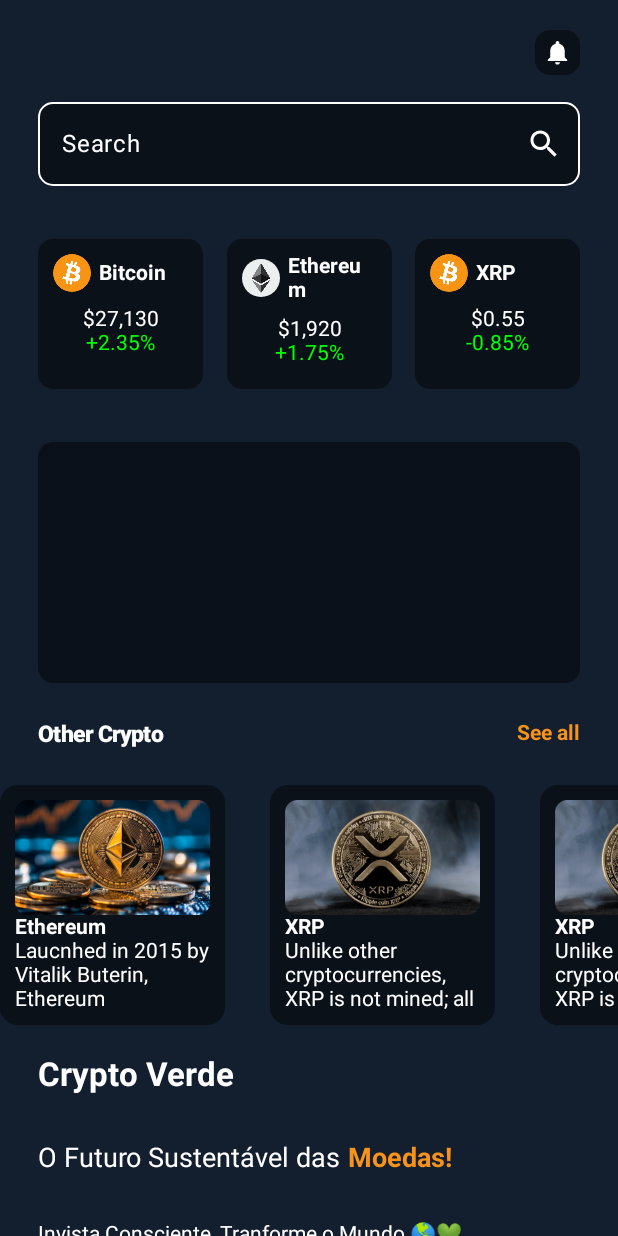
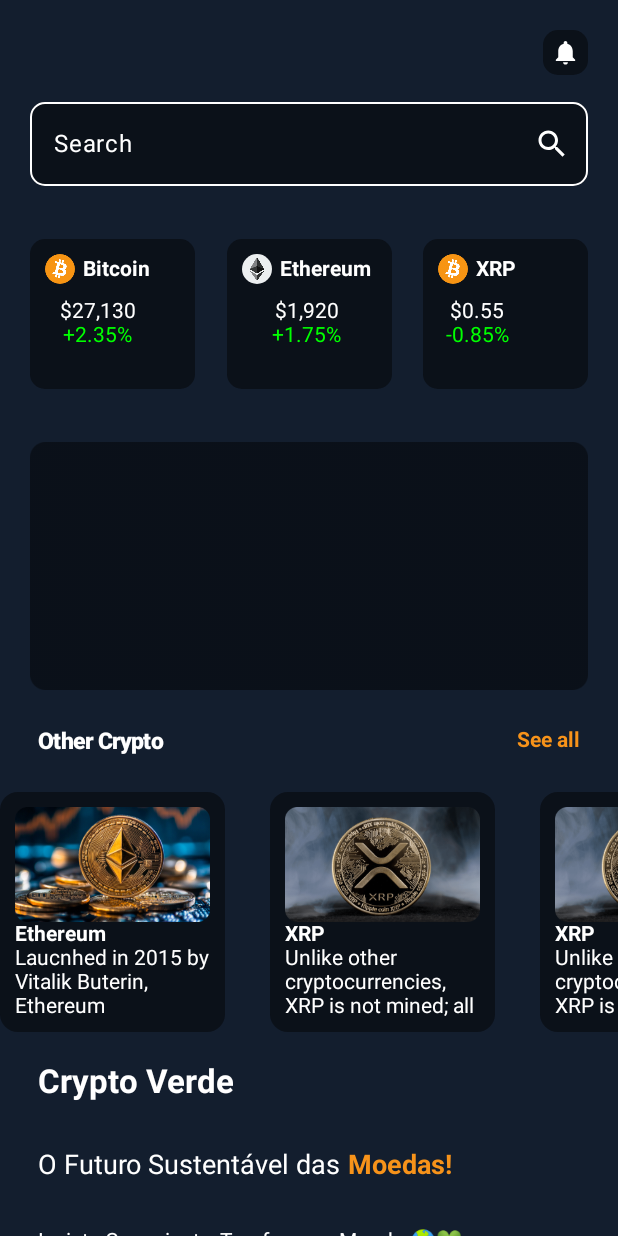
Before and after one commit to carloshenriquefs/satoshi-news, an Android app built with Jetpack Compose: the @Preview function MenuScreenPreview, on a phone screen of 412 x 824 dp. Run offline under Robolectric (Android 15) with nearby library versions, the phone set to English and light mode, and no system bars.

Commit message:
refactor: ajustando tela menu

```diff
--- a/app/src/main/java/br/com/fiap/satoshi/MainActivity.kt
+++ b/app/src/main/java/br/com/fiap/satoshi/MainActivity.kt
@@ -4,6 +4,7 @@ import android.os.Bundle
 import androidx.activity.ComponentActivity
 import androidx.activity.compose.setContent
 import br.com.fiap.satoshi.screens.HomeScreen
+import br.com.fiap.satoshi.screens.MenuScreen
 import br.com.fiap.satoshi.ui.theme.SatoshiTheme
 
 class MainActivity : ComponentActivity() {
@@ -11,7 +12,7 @@ class MainActivity : ComponentActivity() {
         super.onCreate(savedInstanceState)
         setContent {
             SatoshiTheme {
-                HomeScreen()
+                MenuScreen()
             }
         }
     }
--- a/app/src/main/java/br/com/fiap/satoshi/screens/MenuScreen.kt
+++ b/app/src/main/java/br/com/fiap/satoshi/screens/MenuScreen.kt
@@ -1,6 +1,5 @@
 package br.com.fiap.satoshi.screens
 
-import android.widget.Space
 import androidx.compose.foundation.Image
 import androidx.compose.foundation.ScrollState
 import androidx.compose.foundation.background
@@ -20,27 +19,27 @@ import androidx.compose.foundation.layout.size
 import androidx.compose.foundation.layout.width
 import androidx.compose.foundation.shape.CircleShape
 import androidx.compose.foundation.shape.RoundedCornerShape
+import androidx.compose.foundation.text.KeyboardOptions
 import androidx.compose.foundation.verticalScroll
-import androidx.compose.material.icons.Icons
-import androidx.compose.material.icons.filled.Notifications
-import androidx.compose.material3.Button
-import androidx.compose.material3.ButtonDefaults
 import androidx.compose.material3.Card
 import androidx.compose.material3.CardDefaults
 import androidx.compose.material3.OutlinedTextField
 import androidx.compose.material3.OutlinedTextFieldDefaults
 import androidx.compose.material3.Text
 import androidx.compose.runtime.Composable
+import androidx.compose.runtime.getValue
+import androidx.compose.runtime.mutableStateOf
+import androidx.compose.runtime.remember
+import androidx.compose.runtime.setValue
 import androidx.compose.ui.Alignment
 import androidx.compose.ui.Modifier
 import androidx.compose.ui.draw.clip
 import androidx.compose.ui.graphics.Color
-import androidx.compose.ui.graphics.RectangleShape
 import androidx.compose.ui.res.colorResource
 import androidx.compose.ui.res.painterResource
 import androidx.compose.ui.res.stringResource
 import androidx.compose.ui.text.font.FontWeight
-import androidx.compose.ui.text.style.TextAlign
+import androidx.compose.ui.text.input.KeyboardCapitalization
 import androidx.compose.ui.tooling.preview.Preview
 import androidx.compose.ui.unit.dp
 import androidx.compose.ui.unit.sp
@@ -49,16 +48,22 @@ import br.com.fiap.satoshi.R
 @Composable
 fun MenuScreen() {
 
+    var inputSerachMenu by remember {
+
+        mutableStateOf(value = "")
+
+    }
+
     Box(
         modifier = Modifier
             .fillMaxSize()
             .background(color = colorResource(R.color.primary))
     ) {
-        Column(modifier = Modifier.fillMaxSize()) {
+        Column(modifier = Modifier.fillMaxSize().verticalScroll(ScrollState(0))) {
             Column(
                 Modifier
                     .fillMaxWidth()
-                    .padding(horizontal = 25.dp)
+                    .padding(horizontal = 20.dp)
             ) {
 
                 Row(
@@ -85,14 +90,15 @@ fun MenuScreen() {
                 }
                 Spacer(modifier = Modifier.height(10.dp))
                 OutlinedTextField(
-                    value = "",
-                    onValueChange = {},
+                    value = inputSerachMenu,
+                    onValueChange = { inputSerachMenu = it },
                     modifier = Modifier.fillMaxWidth(),
                     label = { Text(text = "Search") },
                     trailingIcon = {
                         Image(
                             painter = painterResource(R.drawable.search_icon),
-                            contentDescription = "Search Icon"
+                            contentDescription = "Search Icon",
+                            modifier = Modifier.clickable {  }
                         )
                     },
                     shape = RoundedCornerShape(10.dp),
@@ -102,8 +108,12 @@ fun MenuScreen() {
                         unfocusedContainerColor = colorResource(R.color.secondary),
                         focusedContainerColor = colorResource(R.color.secondary),
                         unfocusedLabelColor = Color.White,
-                        focusedLabelColor = Color.White
-                    )
+                        focusedLabelColor = Color.White,
+                        focusedTextColor = Color.White,
+                        unfocusedTextColor = Color.White
+                    ),
+                    singleLine = true,
+                    keyboardOptions = KeyboardOptions(capitalization = KeyboardCapitalization.Words)
                 )
 
                 Spacer(modifier = Modifier.height(35.dp))
@@ -166,6 +176,16 @@ fun MenuScreen() {
                         "Ethereum",
                         "Laucnhed in 2015 by Vitalik Buterin, Ethereum introduced smart contract functionality.",
                         R.drawable.ethereum_menu_other
+                    )
+                    CryptoCardInfo(
+                        "XRP",
+                        "Unlike other cryptocurrencies, XRP is not mined; all coins were mined at lauch.",
+                        R.drawable.xrp_menu_other
+                    )
+                    CryptoCardInfo(
+                        "XRP",
+                        "Unlike other cryptocurrencies, XRP is not mined; all coins were mined at lauch.",
+                        R.drawable.xrp_menu_other
                     )
                     CryptoCardInfo(
                         "XRP",
@@ -240,7 +260,6 @@ fun MenuScreen() {
                     }
                 }
 
-
             }
 
         }
@@ -254,27 +273,37 @@ fun CryptoCard(name: String, price: String, percentage: String, icon: Int) {
     Card(
         colors = CardDefaults.cardColors(containerColor = colorResource(R.color.secondary)),
         shape = RoundedCornerShape(10.dp),
-        modifier = Modifier.size(width = 110.dp, 100.dp)
+        modifier = Modifier.size(width = 110.dp, height = 100.dp)
+
     ) {
         Column(
             modifier = Modifier
                 .padding(10.dp)
-                .fillMaxWidth(), horizontalAlignment = Alignment.CenterHorizontally
+                ,
+            horizontalAlignment = Alignment.CenterHorizontally
+
         ) {
             Row(
                 verticalAlignment = Alignment.CenterVertically, modifier = Modifier
                     .padding(bottom = 10.dp)
-                    .fillMaxWidth()
+                    .align(Alignment.Start)
+
+
             ) {
                 Image(
                     painter = painterResource(icon),
                     contentDescription = "$name Icon",
                     modifier = Modifier
-                        .size(25.dp)
+                        .size(20.dp)
                         .clip(shape = CircleShape)
                 )
                 Spacer(modifier = Modifier.width(5.dp))
-                Text(text = name, color = Color.White, fontWeight = FontWeight.Bold)
+                Text(
+                    text = name,
+                    color = Color.White,
+                    fontWeight = FontWeight.Bold,
+                    modifier = Modifier.horizontalScroll(ScrollState(0))
+                )
             }
             Text(text = price, color = Color.White)
             Text(text = percentage, color = Color.Green)
@@ -321,7 +350,7 @@ fun CryptoCardInfo(title: String, description: String, image: Int) {
 }
 
 
-@Preview(showSystemUi = true, device = "id:pixel_9")
+@Preview(showSystemUi = true, device = "id:Galaxy Nexus")
 @Composable
 private fun MenuScreenPreview() {
     MenuScreen();
```
